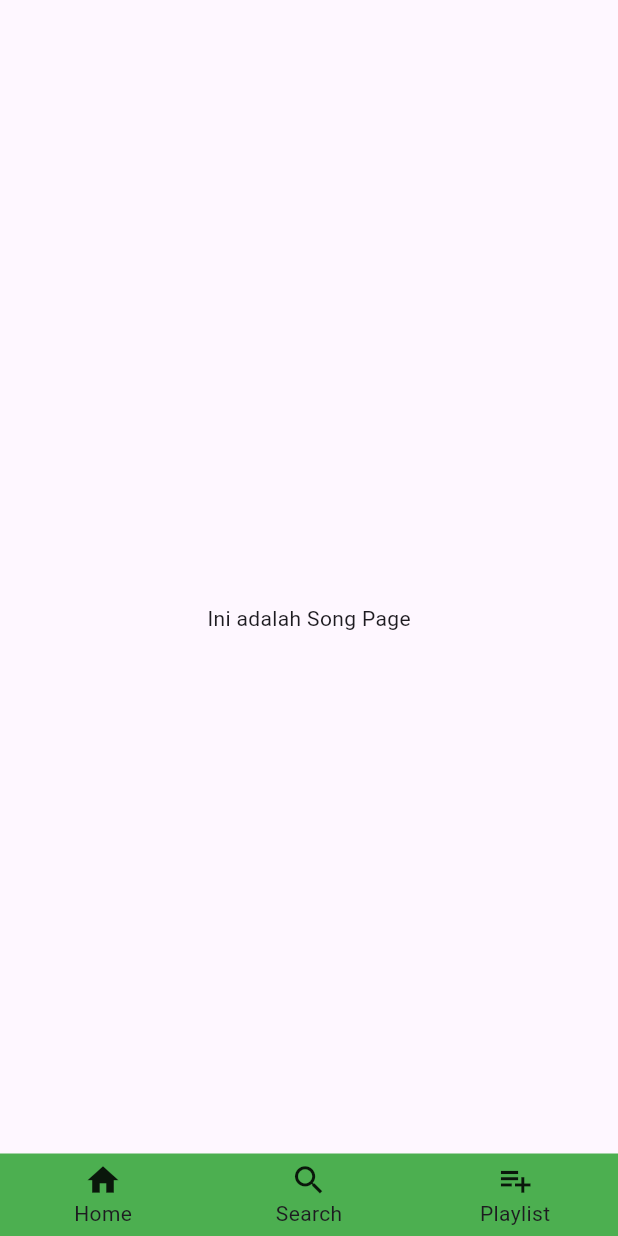
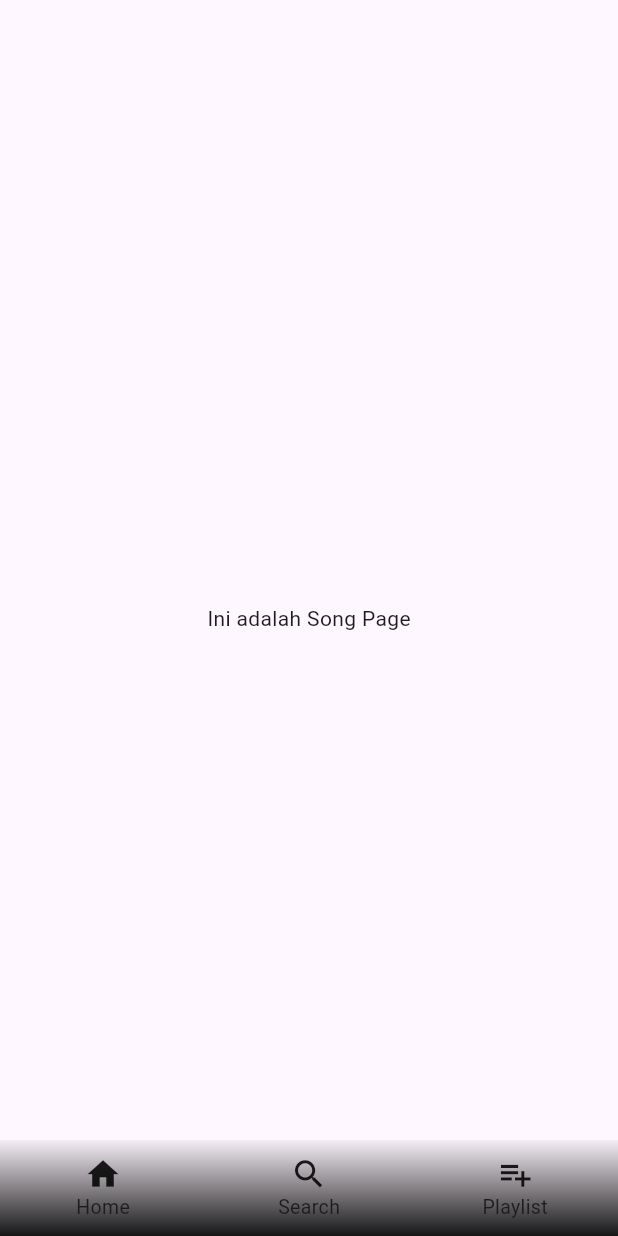
Before and after one commit to Blueeyss14/deep-M, a Flutter app: the screen it shows after launch, on a phone screen of 412 x 824 dp. Run offline on Flutter 3.47's test engine with Material 3 defaults, Android fonts, the phone set to English and light mode, and no system bars.

Commit message:
update: bottomBar style

```diff
--- a/lib/src/features/views/home/home_page.dart
+++ b/lib/src/features/views/home/home_page.dart
@@ -60,7 +60,16 @@ class _HomePageState extends State<HomePage>
             children: [
               Container(
                 width: double.infinity,
-                color: Colors.green,
+                decoration: BoxDecoration(
+                  gradient: LinearGradient(
+                    colors: [
+                      Colors.black.withAlpha(10),
+                      Colors.black.withAlpha(1000),
+                    ],
+                    begin: Alignment.topCenter,
+                    end: Alignment.bottomCenter,
+                  ),
+                ),
                 child: Row(
                   mainAxisAlignment: MainAxisAlignment.spaceAround,
                   children: List.generate(
@@ -69,13 +78,16 @@ class _HomePageState extends State<HomePage>
                       child: GestureDetector(
                         onTap: () => pageIndex(i),
                         child: Container(
-                          padding: const EdgeInsets.symmetric(vertical: 5),
+                          padding: const EdgeInsets.symmetric(vertical: 10),
                           color: Colors.transparent,
                           child: Column(
                             mainAxisAlignment: MainAxisAlignment.center,
                             children: [
                               Icon(bottomBarItem[i].icon.icon, size: 25),
-                              Text(bottomBarItem[i].title),
+                              Text(
+                                bottomBarItem[i].title,
+                                style: TextStyle(fontSize: 13),
+                              ),
                             ],
                           ),
                         ),
```
